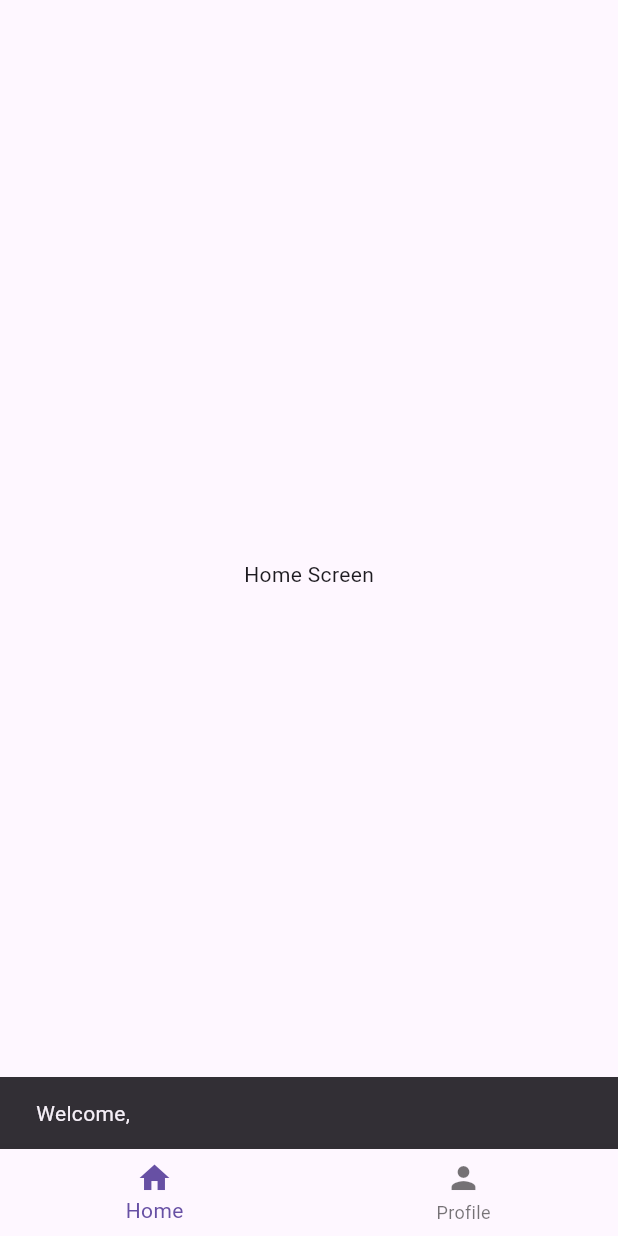
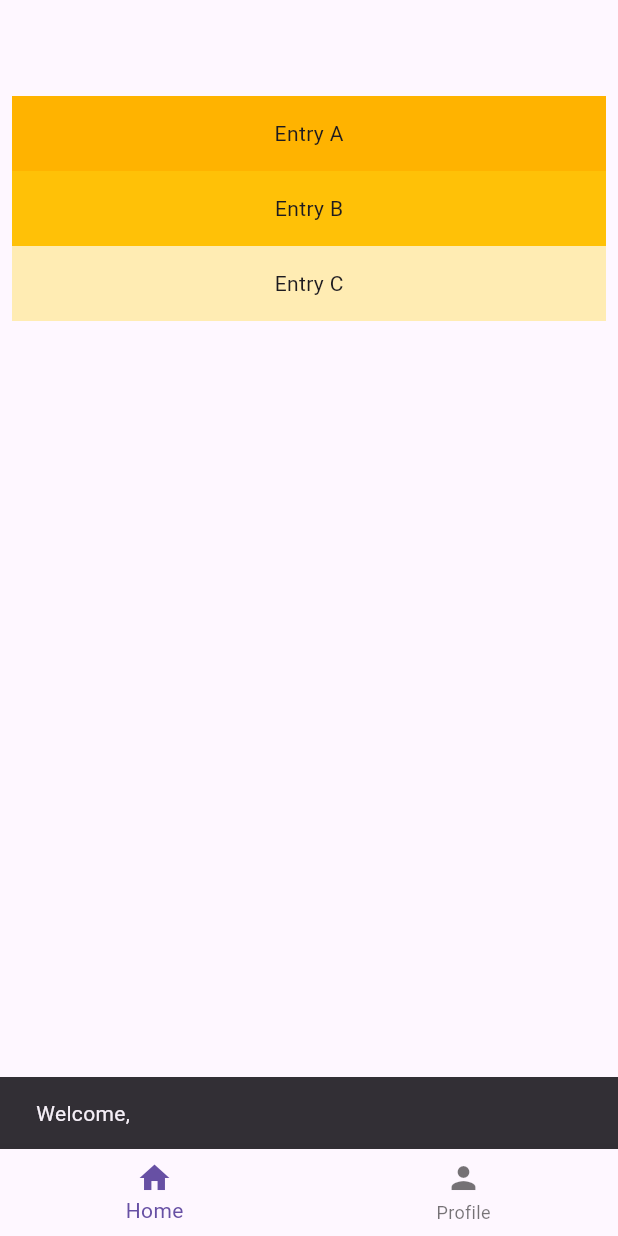
Before and after one commit to jmk-001/Flutter-Intern-Test, a Flutter app: the screen it shows after launch, after a tap on "Login", on a phone screen of 412 x 824 dp. Run offline on Flutter 3.47's test engine with Material 3 defaults, Android fonts, the phone set to English and light mode, and no system bars.

Commit message:
Empty Appbar added on HomePage for indentation User can no longer move back to login from Home

```diff
--- a/flutter_intern_test/lib/pages/home_page.dart
+++ b/flutter_intern_test/lib/pages/home_page.dart
@@ -27,6 +27,7 @@ class HomePageState extends State<HomePage> {
   @override
   Widget build(BuildContext context) {
     return Scaffold(
+      appBar: AppBar(automaticallyImplyLeading: false),
       body: _pages[_selectedIndex],
       bottomNavigationBar: BottomNavigationBar(
         currentIndex: _selectedIndex,
--- a/flutter_intern_test/lib/pages/home_screen.dart
+++ b/flutter_intern_test/lib/pages/home_screen.dart
@@ -3,10 +3,25 @@ import 'package:flutter/material.dart';
 class HomeScreen extends StatelessWidget {
   @override
   Widget build(BuildContext context) {
-    return Center(
-      child: Text(
-        'Home Screen',
-      ),
+    return ListView(
+      padding: const EdgeInsets.all(8),
+      children: <Widget>[
+        Container(
+          height: 50,
+          color: Colors.amber[600],
+          child: const Center(child: Text('Entry A')),
+        ),
+        Container(
+          height: 50,
+          color: Colors.amber[500],
+          child: const Center(child: Text('Entry B')),
+        ),
+        Container(
+          height: 50,
+          color: Colors.amber[100],
+          child: const Center(child: Text('Entry C')),
+        ),
+      ],
     );
   }
 }
--- a/flutter_intern_test/lib/pages/login_screen.dart
+++ b/flutter_intern_test/lib/pages/login_screen.dart
@@ -22,7 +22,7 @@ class LoginScreenState extends State<LoginScreen> {
         SnackBar(content: Text('Welcome, $username')),
       );
 
-      Navigator.push(
+      Navigator.pushReplacement(
         context,
         MaterialPageRoute(builder: (context) => HomePage()),
       );
```
